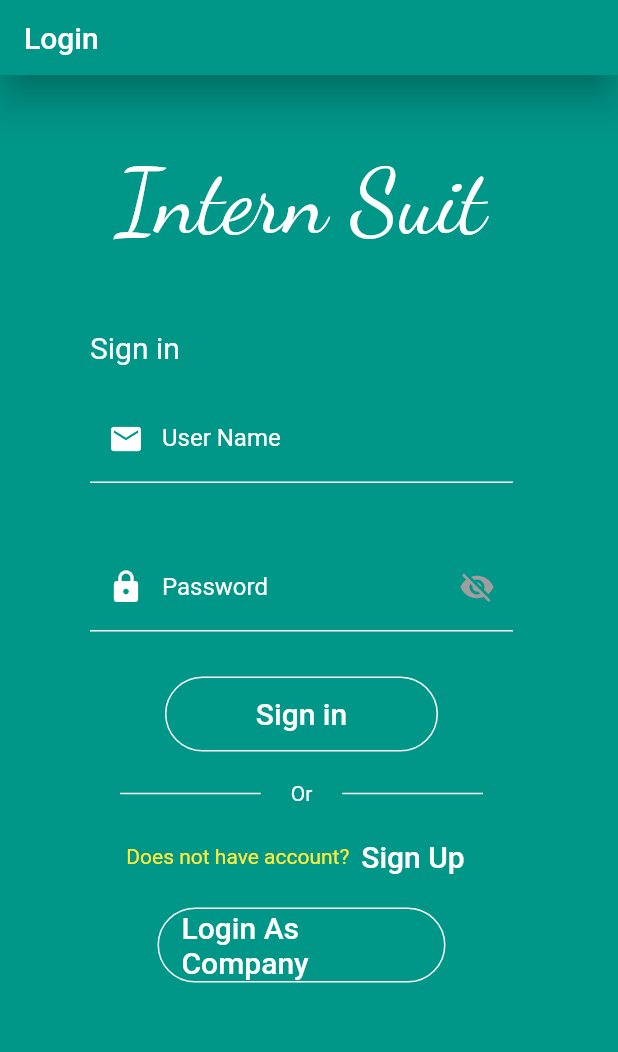
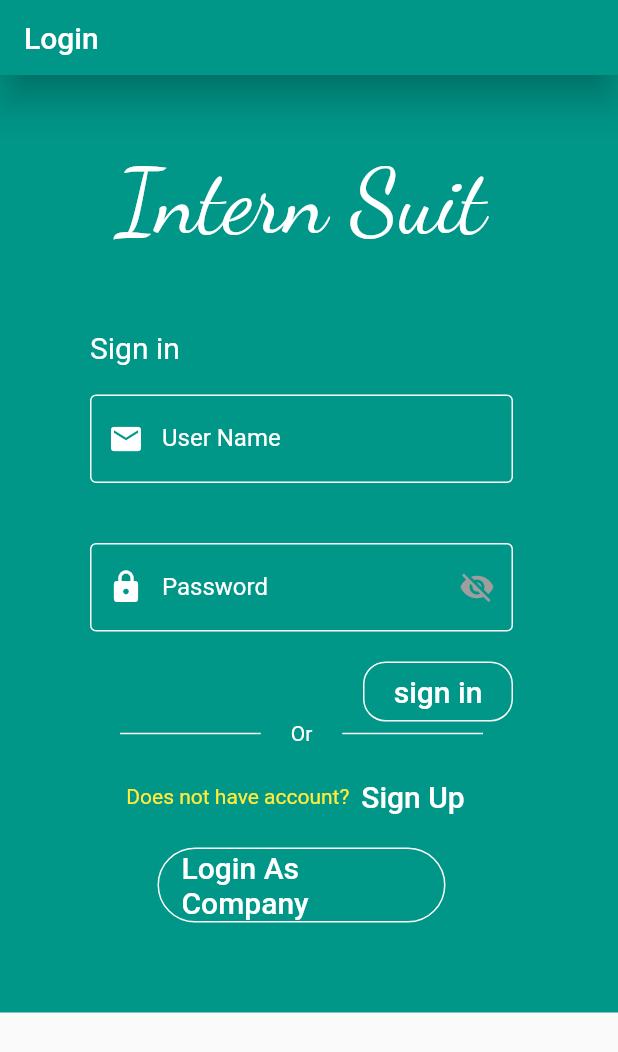
Before and after one commit to Yohannes-Asfaw/flutter_project, a Flutter app: the screen it shows after launch, on a phone screen of 412 x 824 dp. Shown: the top 1052 px of the screen. Run offline on Flutter 3.47's test engine with Material 2 defaults, Android fonts, the light colour scheme and no system bars; our stand-ins replace awesome_dialog, curved_navigation_bar, flutter_secure_storage; missing offline and left inert: jwt_decode.

Commit message:
some change on the ui

```diff
--- a/lib/views/Company_message.dart
+++ b/lib/views/Company_message.dart
@@ -30,7 +30,6 @@
   @override
   void initState() {
     getCompaniesfromApi();
-
     super.initState();
   }
 
--- a/lib/views/login.dart
+++ b/lib/views/login.dart
@@ -99,7 +99,8 @@
                 ),
             child: Form(
                 key: _formKey,
-                child: ListView(children: <Widget>[
+                child: SingleChildScrollView(
+                  child: Column(children: <Widget>[
                     Container(
                         margin: const EdgeInsets.only(bottom: 20, top: 20),
                         decoration: const BoxDecoration(
@@ -123,7 +124,7 @@
                         )),
                     if (isvisible)
                       Container(
-                        // alignment: Alignment.center,
+                          alignment: Alignment.centerLeft,
                           padding: const EdgeInsets.fromLTRB(20, 0, 0, 0),
                           child: const Text(
                             'Sign in',
@@ -137,10 +138,12 @@
                           style: const TextStyle(color: Colors.white),
                           keyboardType: TextInputType.emailAddress,
                           decoration: const InputDecoration(
-                          enabledBorder: UnderlineInputBorder(
+
+                            enabledBorder:OutlineInputBorder(
                               borderSide: BorderSide(color: Colors.white),
+
                             ),
-                          focusedBorder: UnderlineInputBorder(
+                            focusedBorder: OutlineInputBorder(
                               borderSide: BorderSide(color: Colors.white),
                             ),
                             prefixIcon: Icon(
@@ -171,10 +174,10 @@
                             controller: _password,
                             obscureText: !_showPassword,
                             decoration: InputDecoration(
-                            enabledBorder: const UnderlineInputBorder(
+                              enabledBorder: const OutlineInputBorder(
                                 borderSide: BorderSide(color: Colors.white),
                               ),
-                            focusedBorder: const UnderlineInputBorder(
+                              focusedBorder: const OutlineInputBorder(
                                 borderSide: BorderSide(color: Colors.white),
                               ),
                               // border: OutlineInputBorder(),
@@ -212,21 +215,25 @@
                             },
                           )),
                     if (isvisible)
-                    Container(
-                        height: 50,
-                        padding: const EdgeInsets.fromLTRB(70, 0, 70, 0),
-                        margin: const EdgeInsets.only(top: 10, bottom: 20),
+                      Align(
+                         alignment: Alignment.centerRight,
+                              child: Container(
+                                  height: 40,
+                                  width: 120,
+                                  padding:
+                                      const EdgeInsets.fromLTRB(0, 0, 20, 0),
                           child: OutlinedButton(
                                       style: OutlinedButton.styleFrom(
-                            side:
-                                const BorderSide(width: 1, color: Colors.white),
+                                        side: const BorderSide(
+                                            width: 1, color: Colors.white),
                                         shape: const RoundedRectangleBorder(
-                                borderRadius:
-                                    BorderRadius.all(Radius.circular(25))),
+                                            borderRadius: BorderRadius.all(
+                                                Radius.circular(15))),
                                       ),
                                       child: const Text(
-                            'Sign in',
-                            style: TextStyle(color: Colors.white, fontSize: 20),
+                                        'sign in',
+                                        style: TextStyle(
+                                            color: Colors.white, fontSize: 20),
                                       ),
                             onPressed: () async {
                               final password = _password.text;
@@ -271,7 +278,7 @@
                                 }
                               }
                             },
-                        )),
+                          ))),
                     if (isvisible)
                       Container(
                           margin: const EdgeInsets.only(
@@ -354,10 +361,10 @@
                           style: const TextStyle(color: Colors.white),
                           keyboardType: TextInputType.emailAddress,
                           decoration: const InputDecoration(
-                          enabledBorder: UnderlineInputBorder(
+                            enabledBorder: OutlineInputBorder(
                               borderSide: BorderSide(color: Colors.white),
                             ),
-                          focusedBorder: UnderlineInputBorder(
+                            focusedBorder: OutlineInputBorder(
                               borderSide: BorderSide(color: Colors.white),
                             ),
                             prefixIcon: Icon(
@@ -388,10 +395,10 @@
                             controller: _companPassword,
                             obscureText: !_showPassword,
                             decoration: InputDecoration(
-                            enabledBorder: const UnderlineInputBorder(
+                              enabledBorder: const OutlineInputBorder(
                                 borderSide: BorderSide(color: Colors.white),
                               ),
-                            focusedBorder: const UnderlineInputBorder(
+                              focusedBorder: const OutlineInputBorder(
                                 borderSide: BorderSide(color: Colors.white),
                               ),
                               // border: OutlineInputBorder(),
@@ -560,6 +567,7 @@
                               });
                             },
                           )),
-                ]))));
+                  ]),
+                ))));
   }
 }
--- a/lib/views/user_navigation.dart
+++ b/lib/views/user_navigation.dart
@@ -3,14 +3,11 @@
 import 'package:mynotes/views/user_profile.dart';
 
 import 'Usermessage.dart';
-
 class UserNavigation extends StatefulWidget {
   const UserNavigation({Key? key}) : super(key: key);
-
   @override
   State<UserNavigation> createState() => _UserNavigationState();
 }
-
 class _UserNavigationState extends State<UserNavigation> {
   int currentIndex = 0;
 
@@ -19,7 +16,6 @@
       currentIndex = index;
     });
   }
-
   final List<Widget> _children = [
     const CompaniesPost(),
     const UserMessage(),
```
Lines whose indentation alone changed are shown as unchanged.
